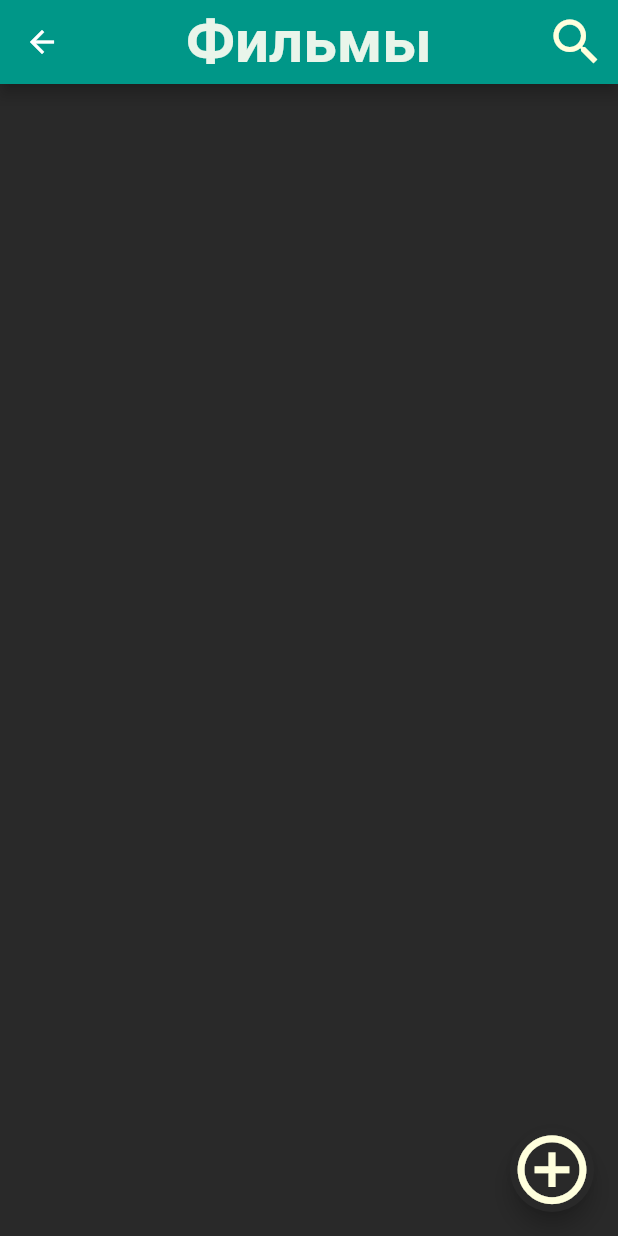
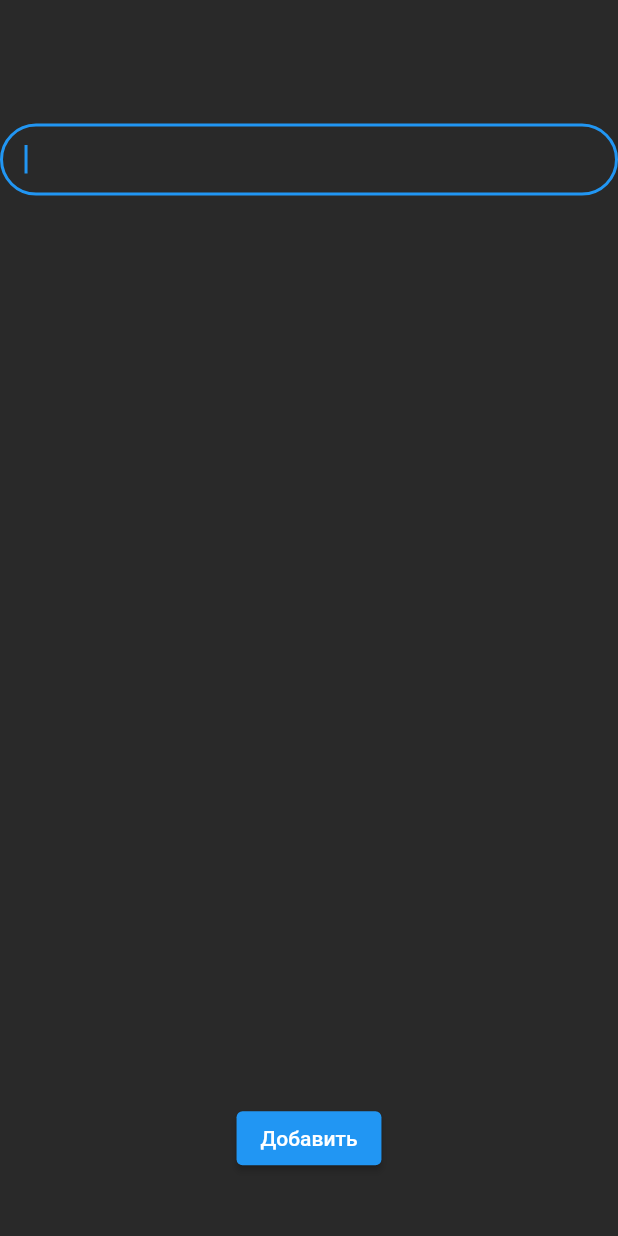
Before and after one commit to Kuchersanych/example, a Flutter app: the MoviesScreen screen opened directly, after a tap on the "add circle outline" icon, on a phone screen of 412 x 824 dp. Run offline on Flutter 3.47's test engine with Material 2 defaults, Android fonts, the phone set to English and light mode, and no system bars.

```diff
--- a/lib/app_colors.dart
+++ b/lib/app_colors.dart
@@ -8,5 +8,8 @@ abstract class AppColors{
   static const iconMenuColor = Color.fromRGBO(0, 151, 136, 1);
   static const textMenuColor = Color.fromRGBO(255, 255, 221, 1);
   static const iconAddVideosColor = Color.fromRGBO(255, 255, 221, 1);
+  static const textTextFormFieldColor = Color.fromRGBO(255, 255, 221, 1);
+  static const iconBottomNavigationBarColor = Color.fromRGBO(41, 41, 41, 1);
+  static const labelBottomNavigationBarColor = Color.fromRGBO(41, 41, 41, 1);
 
 }
--- a/lib/app_texts.dart
+++ b/lib/app_texts.dart
@@ -4,6 +4,8 @@ abstract class AppTexts{
   static const look = Text('lOOk');
   static const movies = 'Фильмы';
   static const serials = 'Сериалы';
+  static const add = Text('Добавить');
+  static const menu = 'Меню';
 
 
 
--- a/lib/app_theme.dart
+++ b/lib/app_theme.dart
@@ -17,5 +17,10 @@ ThemeData appTheme () => ThemeData(
       size: 40.0,
     ),
   ),
+  bottomNavigationBarTheme: const BottomNavigationBarThemeData(
+    backgroundColor: AppColors.appBarColor,
+    selectedItemColor: AppColors.textMenuColor,
+    unselectedItemColor: AppColors.labelBottomNavigationBarColor,
+  ),
   scaffoldBackgroundColor: AppColors.backgroundColor,
 );
--- a/lib/main.dart
+++ b/lib/main.dart
@@ -1,6 +1,7 @@
 import 'package:flutter/material.dart';
 import 'app_theme.dart';
 import 'modules/main_module/main_screen.dart';
+import 'modules/movies_module/add_movie_screen.dart';
 
 
 void main() {
@@ -16,6 +17,7 @@ class MyApp extends StatelessWidget {
     return MaterialApp(
       theme: appTheme(),
       home:
+      // AddMovieScreen(),
       MainScreen(),
     );
   }
--- /dev/null
+++ b/lib/modules/movies_module/add_movie_screen.dart
@@ -0,0 +1,55 @@
+import 'package:example/app_colors.dart';
+import 'package:example/app_texts.dart';
+import 'package:example/responsive.dart';
+import 'package:flutter/material.dart';
+
+class AddMovieScreen extends StatefulWidget {
+  const AddMovieScreen({Key? key}) : super(key: key);
+
+  @override
+  State<AddMovieScreen> createState() => _AddMovieScreenState();
+}
+
+class _AddMovieScreenState extends State<AddMovieScreen> {
+  @override
+  Widget build(BuildContext context) {
+    return Scaffold(
+      body: Center(
+        child: Column(
+          children: [
+            Expanded(
+              child: Column(
+                children: [
+                  SizedBox(
+                    height: Responsive.height(10.0, context),
+                  ),
+                  TextFormField(
+                    style: const TextStyle(
+                      color: AppColors.textTextFormFieldColor,
+                    ),
+                    autofocus: true,
+                    decoration: InputDecoration(
+                        contentPadding: EdgeInsets.symmetric(
+                          horizontal: Responsive.width(4.0, context),
+                        ),
+                        border: const OutlineInputBorder(
+                          borderRadius: BorderRadius.all(Radius.circular(25.0)),
+                        )),
+                  ),
+                ],
+              ),
+            ),
+            Padding(
+              padding: EdgeInsets.symmetric(
+                  vertical: Responsive.height(5.0, context)),
+              child: ElevatedButton(
+                onPressed: () {},
+                child: AppTexts.add,
+              ),
+            ),
+          ],
+        ),
+      ),
+    );
+  }
+}
--- a/lib/modules/movies_module/movies_screen.dart
+++ b/lib/modules/movies_module/movies_screen.dart
@@ -1,9 +1,11 @@
-import 'package:example/app_texts.dart';
-import 'package:example/modules/movies_module/appIcons.dart';
-import 'package:example/responsive.dart';
+
+import 'package:example/modules/movies_module/app_Icons.dart';
+import 'package:example/modules/movies_module/widgets/movie_list/movie_list_widget.dart';
+
 import 'package:flutter/material.dart';
 
 import '../../app_colors.dart';
+import 'add_movie_screen.dart';
 
 class MoviesScreen extends StatefulWidget {
   const MoviesScreen({Key? key}) : super(key: key);
@@ -15,25 +17,28 @@ class MoviesScreen extends StatefulWidget {
 class _MoviesScreenState extends State<MoviesScreen> {
   void addVideos() {
     final navigatorMovies =  Navigator.of(context);
-    navigatorMovies.push(MaterialPageRoute(builder: (context) => const MoviesScreen()));
+    navigatorMovies.push(MaterialPageRoute(builder: (context) => const AddMovieScreen()));
   }
   @override
   Widget build(BuildContext context) {
     return Scaffold(
-      appBar: AppBar(
-        title: const Text(AppTexts.movies),
-        actions: [
-          IconButton(onPressed: () {},
-            icon: AppIcons.searchIcon),
-        ],
-      ),
-      body: Center(
-        child: Column(
-          children:   [
-            SizedBox(height: Responsive.height(3.0, context),),
-            ],
+      // appBar: AppBar(
+      //   title: const Text(AppTexts.movies),
+      //   actions: [
+      //     IconButton(onPressed: () {},
+      //       icon: AppIcons.searchIcon),
+      //   ],
+      // ),
+      body: ListView(children: [
+        Center(
+          child: Column(
+            children:   const [
+              MovieListWidget(),
+              ],
+          ),
+
         ),
-
+        ]
       ),
       floatingActionButton: FloatingActionButton(
         backgroundColor: AppColors.backgroundColor,
--- /dev/null
+++ b/lib/modules/movies_module/widgets/movie_list/movie_list_widget.dart
@@ -0,0 +1,18 @@
+import 'package:example/responsive.dart';
+import 'package:flutter/material.dart';
+
+class MovieListWidget extends StatelessWidget {
+  const MovieListWidget({Key? key}) : super(key: key);
+
+  @override
+  Widget build(BuildContext context) {
+    return ListView.builder(
+      itemCount: 10,
+      itemExtent: Responsive.height(10.0, context),
+      itemBuilder: (BuildContext context, int index) {
+      return Container(
+        color: Colors.amber,
+      );
+    },);
+  }
+}
--- a/pubspec.yaml
+++ b/pubspec.yaml
@@ -29,7 +29,8 @@ environment:
 dependencies:
   flutter:
     sdk: flutter
-
+  bloc: ^8.0.3
+  flutter_bloc: ^8.0.1
 
   # The following adds the Cupertino Icons font to your application.
   # Use with the CupertinoIcons class for iOS style icons.
```
Also changed, not shown: lib/modules/main_module/main_screen.dart (+46 -2 lines), lib/modules/movies_module/appIcons.dart (deleted, +0 -9 lines), lib/modules/movies_module/app_Icons.dart (added, +16 -0 lines), lib/modules/serials_module/serials_screen.dart (+7 -6 lines), lib/modules/main_module/bloc/main_bloc.dart (added), lib/modules/main_module/bloc/main_bloc_events.dart (added), lib/modules/main_module/bloc/main_bloc_state.dart (added), pubspec.lock.
